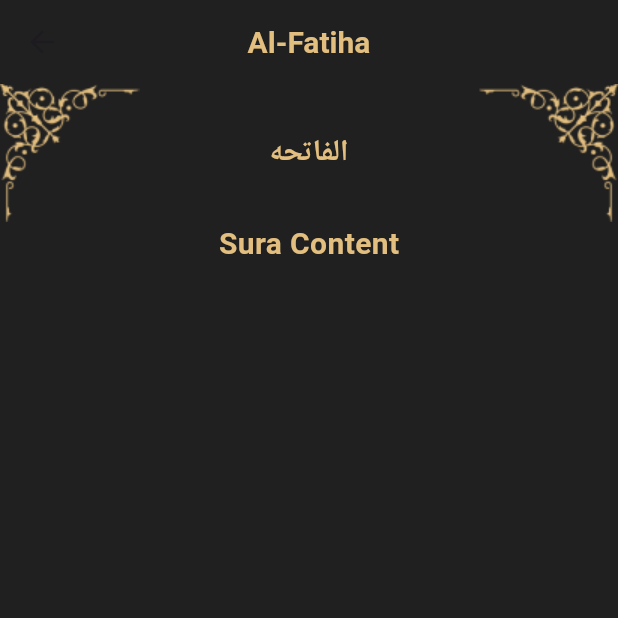
After one commit to AfnanAli537/Islami-C16-Sun-Online, a Flutter app: the screen it shows after launch, after a tap on an icon or button, on a phone screen of 412 x 824 dp, the top half of it. The commit adds this screen. Run offline on Flutter 3.47's test engine with Material 3 defaults, Android fonts, the phone set to English and light mode, and no system bars.

Commit message:
add sura details screen

```diff
--- a/lib/core/resources/assets_manager.dart
+++ b/lib/core/resources/assets_manager.dart
@@ -6,6 +6,8 @@ abstract class ImageAssets{
   static const String islamiLogo = "$base/islami_logo.png";
   static const String mostRecentCardImage = "$base/most_recent_card_image.png";
   static const String suraNumberBg = "$base/sura_numbr_bg.png";
+  static const String suraDetailsPatternLeft = "$base/sura_details_pattern_left.png";
+  static const String suraDetailsPatternRight = "$base/sura_details_pattern_right.png";
 }
 
 abstract class IconAssets{
--- a/lib/core/routes_manager/routes_manager.dart
+++ b/lib/core/routes_manager/routes_manager.dart
@@ -1,14 +1,17 @@
 import 'package:flutter/cupertino.dart';
 import 'package:islami_app_online_sun/features/main_layout/main_layout.dart';
 import 'package:islami_app_online_sun/features/splash/splash.dart';
+import 'package:islami_app_online_sun/features/sura_details/sura_details.dart';
 
 class RoutesManager {
   static const String splash = "/splash";
   static const String mainLayout = "/mainLayout";
   static const String onBoarding = "/onBoarding";
+  static const String suraDetails = "/suraDetails";
   static Map<String, WidgetBuilder> routes = {
     splash: (context) => Splash(),
     mainLayout : (context)=> MainLayout(),
+    suraDetails : (context)=> SuraDetails(),
   };
 
 }
--- a/lib/features/main_layout/quran_tab/quran_item.dart
+++ b/lib/features/main_layout/quran_tab/quran_item.dart
@@ -2,6 +2,7 @@ import 'package:flutter/material.dart';
 import 'package:islami_app_online_sun/core/resources/assets_manager.dart';
 import 'package:islami_app_online_sun/core/resources/colors_manager.dart';
 import 'package:islami_app_online_sun/core/resources/constant_manager.dart';
+import 'package:islami_app_online_sun/core/routes_manager/routes_manager.dart';
 import 'package:islami_app_online_sun/models/sura_model.dart';
 
 class QuranItem extends StatelessWidget {
@@ -11,7 +12,11 @@ class QuranItem extends StatelessWidget {
 
   @override
   Widget build(BuildContext context) {
-    return Container(
+    return InkWell(
+      onTap: (){
+        Navigator.pushNamed(context, RoutesManager.suraDetails, arguments:sura);
+      },
+      child: Container(
         padding: EdgeInsets.all(8),
         child: Row(
           children: [
@@ -66,6 +71,7 @@ class QuranItem extends StatelessWidget {
       ,
       )
       ,
+      ),
     );
   }
 }
--- /dev/null
+++ b/lib/features/sura_details/sura_details.dart
@@ -0,0 +1,66 @@
+import 'package:flutter/material.dart';
+import 'package:islami_app_online_sun/core/resources/assets_manager.dart';
+import 'package:islami_app_online_sun/core/resources/colors_manager.dart';
+import 'package:islami_app_online_sun/models/sura_model.dart';
+
+class SuraDetails extends StatefulWidget {
+  const SuraDetails({super.key});
+
+  @override
+  State<SuraDetails> createState() => _SuraDetailsState();
+}
+
+class _SuraDetailsState extends State<SuraDetails> {
+  late SuraModel suraModel;
+
+  @override
+  void didChangeDependencies() {
+    super.didChangeDependencies();
+    suraModel = ModalRoute.of(context)?.settings.arguments as SuraModel;
+
+  }
+  @override
+  Widget build(BuildContext context) {
+    return Scaffold(
+      backgroundColor: ColorsManager.black,
+      appBar: AppBar(
+        backgroundColor: ColorsManager.black,
+        title: Text(suraModel.suraNameEn),
+        titleTextStyle: TextStyle(
+          fontSize: 20,
+          fontWeight: FontWeight.bold,
+          color: ColorsManager.gold,
+        ),
+        centerTitle: true,
+      ),
+      body: Column(
+        children: [
+          Stack(
+            alignment: Alignment.center,
+            children: [
+              Row(
+                mainAxisAlignment: MainAxisAlignment.spaceBetween,
+                children: [
+                  Image.asset(ImageAssets.suraDetailsPatternLeft),
+                  Image.asset(ImageAssets.suraDetailsPatternRight),
+                ],
+              ),
+              Text(suraModel.suraNameAr,style: TextStyle(
+                fontSize: 20,
+                fontWeight: FontWeight.bold,
+                color: ColorsManager.gold,
+              ),),
+
+            ],
+          ),
+          Text("Sura Content",style: TextStyle(
+            fontSize: 20,
+            fontWeight: FontWeight.bold,
+            color: ColorsManager.gold,
+          ),),
+
+        ],
+      ),
+    );
+  }
+}
```
Also changed, not shown: assets/images/2.0x/sura_details_pattern_left@2x.png (added), assets/images/2.0x/sura_details_pattern_right@2x.png (added), assets/images/3.0x/sura_details_pattern_left@3x.png (added), assets/images/3.0x/sura_details_pattern_right@3x.png (added), assets/images/sura_details_pattern_left.png (added), assets/images/sura_details_pattern_right.png (added). Lines whose indentation alone changed are shown as unchanged.
